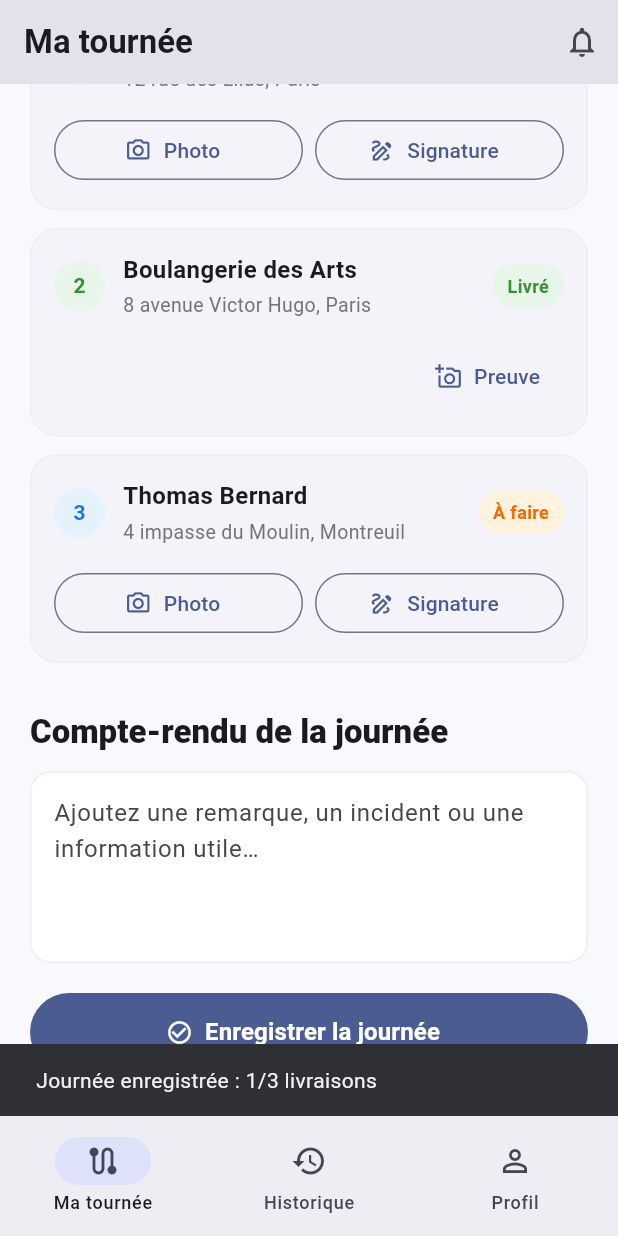
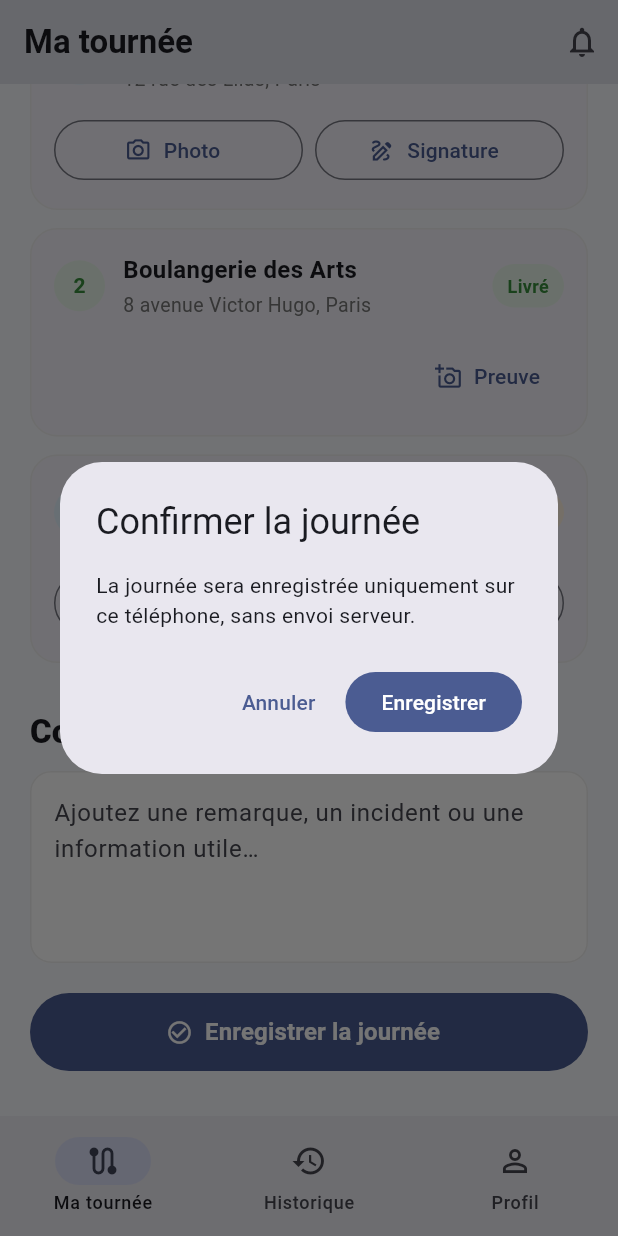
Before and after one commit to VelzogFr/livraison_mobile, a Flutter app: the screen it shows after launch, scrolled down 468 dp, after a tap on "Enregistrer la journée", on a phone screen of 412 x 824 dp. Run offline on Flutter 3.47's test engine with Material 3 defaults, Android fonts, the phone set to English and light mode, and no system bars; our stand-ins replace image_picker, shared_preferences, signature.

Commit message:
Add local day history with GDPR controls

```diff
--- a/lib/main.dart
+++ b/lib/main.dart
@@ -1,9 +1,11 @@
+import 'dart:convert';
 import 'dart:io';
 import 'dart:typed_data';
 
 import 'package:flutter/material.dart';
 import 'package:image_picker/image_picker.dart';
 import 'package:path_provider/path_provider.dart';
+import 'package:shared_preferences/shared_preferences.dart';
 import 'package:signature/signature.dart';
 
 void main() => runApp(const LivraisonApp());
@@ -80,6 +82,56 @@ class _TourneePageState extends State<TourneePage> {
       adresse: '4 impasse du Moulin, Montreuil',
     ),
   ];
+  List<Map<String, dynamic>> _history = [];
+  bool _historyLoading = true;
+
+  @override
+  void initState() {
+    super.initState();
+    _loadHistory();
+  }
+
+  Future<void> _loadHistory() async {
+    final prefs = await SharedPreferences.getInstance();
+    final encoded = prefs.getStringList('saved_days') ?? [];
+    if (!mounted) return;
+    setState(() {
+      _history = encoded
+          .map((item) => jsonDecode(item) as Map<String, dynamic>)
+          .toList();
+      _historyLoading = false;
+    });
+  }
+
+  Map<String, dynamic> _daySnapshot() => {
+    'date': _dateLabel,
+    'mileage': _mileageController.text.trim(),
+    'notes': _notesController.text.trim(),
+    'savedAt': DateTime.now().toIso8601String(),
+    'deliveries': _livraisons
+        .map(
+          (delivery) => {
+            'name': delivery.destinataire,
+            'address': delivery.adresse,
+            'status': delivery.statut,
+            'hasPhoto': delivery.photo != null,
+            'hasSignature': delivery.signature != null,
+          },
+        )
+        .toList(),
+  };
+
+  Future<void> _persistDay() async {
+    final prefs = await SharedPreferences.getInstance();
+    final snapshot = _daySnapshot();
+    final updated = [snapshot, ..._history];
+    await prefs.setStringList(
+      'saved_days',
+      updated.map((item) => jsonEncode(item)).toList(),
+    );
+    if (!mounted) return;
+    setState(() => _history = updated);
+  }
 
   @override
   void dispose() {
@@ -215,12 +267,125 @@ class _TourneePageState extends State<TourneePage> {
     );
   }
 
-  void _saveDay() {
+  Future<void> _saveDay() async {
     FocusManager.instance.primaryFocus?.unfocus();
+    final confirmed = await showDialog<bool>(
+      context: context,
+      builder: (context) => AlertDialog(
+        title: const Text('Confirmer la journée'),
+        content: const Text(
+          'La journée sera enregistrée uniquement sur ce téléphone, sans envoi serveur.',
+        ),
+        actions: [
+          TextButton(
+            onPressed: () => Navigator.pop(context, false),
+            child: const Text('Annuler'),
+          ),
+          FilledButton(
+            onPressed: () => Navigator.pop(context, true),
+            child: const Text('Enregistrer'),
+          ),
+        ],
+      ),
+    );
+    if (confirmed != true || !mounted) return;
+    await _persistDay();
+    if (!mounted) return;
     ScaffoldMessenger.of(context).showSnackBar(
       SnackBar(
         content: Text(
-          'Journée enregistrée : $_livrees/${_livraisons.length} livraisons',
+          'Journée enregistrée localement : $_livrees/${_livraisons.length} livraisons',
+        ),
+      ),
+    );
+  }
+
+  Future<void> _clearHistory() async {
+    final confirmed = await showDialog<bool>(
+      context: context,
+      builder: (context) => AlertDialog(
+        title: const Text('Supprimer l’historique ?'),
+        content: const Text(
+          'Cette action supprime toutes les journées enregistrées sur ce téléphone.',
+        ),
+        actions: [
+          TextButton(
+            onPressed: () => Navigator.pop(context, false),
+            child: const Text('Annuler'),
+          ),
+          FilledButton(
+            onPressed: () => Navigator.pop(context, true),
+            child: const Text('Supprimer'),
+          ),
+        ],
+      ),
+    );
+    if (confirmed != true) return;
+    final prefs = await SharedPreferences.getInstance();
+    await prefs.remove('saved_days');
+    if (!mounted) return;
+    setState(() => _history = []);
+    ScaffoldMessenger.of(
+      context,
+    ).showSnackBar(const SnackBar(content: Text('Historique local supprimé')));
+  }
+
+  Future<void> _exportHistory() async {
+    final directory = await getApplicationDocumentsDirectory();
+    final file = File('${directory.path}/historique_livraison.json');
+    await file.writeAsString(jsonEncode(_history));
+    if (!mounted) return;
+    ScaffoldMessenger.of(
+      context,
+    ).showSnackBar(SnackBar(content: Text('Export local créé : ${file.path}')));
+  }
+
+  Future<void> _showHistory() async {
+    if (_historyLoading) return;
+    await showModalBottomSheet<void>(
+      context: context,
+      isScrollControlled: true,
+      builder: (context) => SafeArea(
+        child: SizedBox(
+          height: MediaQuery.sizeOf(context).height * .7,
+          child: _history.isEmpty
+              ? const Center(child: Text('Aucune journée enregistrée.'))
+              : ListView(
+                  padding: const EdgeInsets.all(20),
+                  children: [
+                    Text(
+                      'Historique local',
+                      style: Theme.of(context).textTheme.headlineSmall,
+                    ),
+                    const SizedBox(height: 8),
+                    Row(
+                      children: [
+                        TextButton.icon(
+                          onPressed: _exportHistory,
+                          icon: const Icon(Icons.download_outlined),
+                          label: const Text('Exporter'),
+                        ),
+                        TextButton.icon(
+                          onPressed: _clearHistory,
+                          icon: const Icon(Icons.delete_outline),
+                          label: const Text('Tout supprimer'),
+                        ),
+                      ],
+                    ),
+                    const SizedBox(height: 4),
+                    ..._history.map(
+                      (day) => Card(
+                        child: ListTile(
+                          leading: const Icon(Icons.event_available),
+                          title: Text('Journée du ${day['date']}'),
+                          subtitle: Text(
+                            'Kilométrage : ${day['mileage'].toString().isEmpty ? 'non renseigné' : '${day['mileage']} km'}',
+                          ),
+                        ),
+                      ),
+                    ),
+                  ],
+                ),
         ),
       ),
     );
@@ -332,7 +497,9 @@ class _TourneePageState extends State<TourneePage> {
       ),
       bottomNavigationBar: NavigationBar(
         selectedIndex: 0,
-        onDestinationSelected: (_) {},
+        onDestinationSelected: (index) {
+          if (index == 1) _showHistory();
+        },
         destinations: const [
           NavigationDestination(
             icon: Icon(Icons.route_outlined),
--- a/pubspec.yaml
+++ b/pubspec.yaml
@@ -37,6 +37,7 @@ dependencies:
   image_picker: ^1.2.3
   signature: ^6.4.0
   path_provider: ^2.1.6
+  shared_preferences: ^2.5.5
 
 dev_dependencies:
   flutter_test:
```
Also changed, not shown: pubspec.lock.
